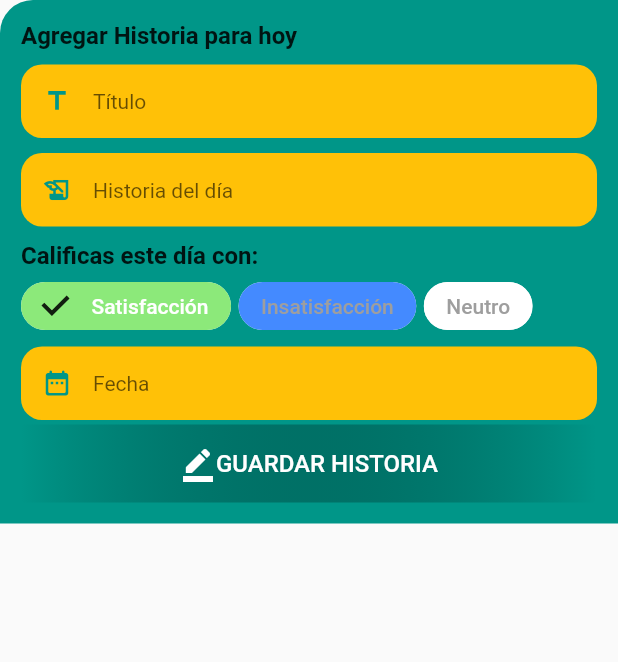
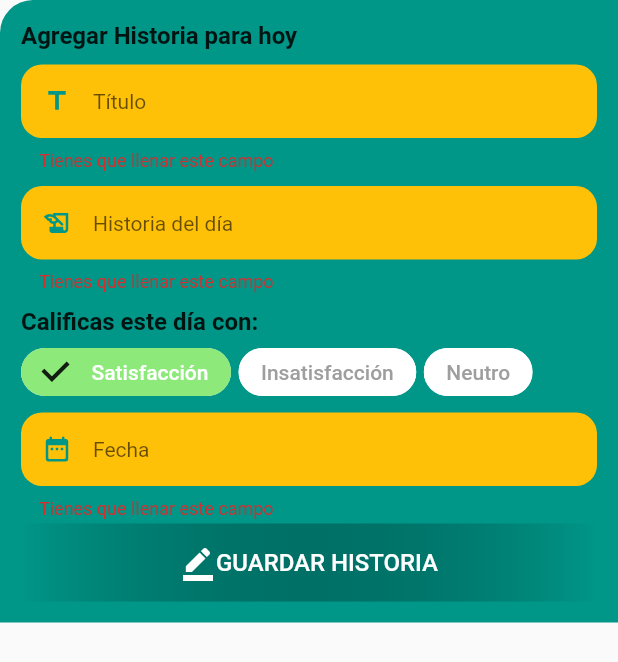
Before and after one commit to JF268/App_FirePsyc, a Flutter app: the HistoryWidgetForm widget shown alone on an empty page, opened directly, after a tap on "GUARDAR HISTORIA", on a phone screen of 412 x 824 dp. Shown: the top 662 px of the screen. Run offline on Flutter 3.47's test engine with Material 2 defaults, Android fonts, the phone set to English and light mode, and no system bars; our stand-ins replace cloud_firestore, firebase_core, google_fonts; accounts and stored records are empty.

```diff
--- a/lib/models/diary_model.dart
+++ b/lib/models/diary_model.dart
@@ -17,4 +17,11 @@ class ModelDiary{
       date: json["date"],
       state: json["state"],
   );
+
+  Map <String, dynamic>toJson()=>{
+    "title": title,
+    "history": history,
+    "date":date,
+    "state": state,
+};
 }
--- /dev/null
+++ b/lib/services/service_firestore.dart
@@ -0,0 +1,26 @@
+import 'package:cloud_firestore/cloud_firestore.dart';
+import 'package:psycjfapp/models/diary_model.dart';
+
+class ServiceFirestore{
+
+
+  //primero apuntamos a la colección de Firestore
+  String collection;
+
+  ServiceFirestore({required this.collection});
+  //objeto que apunta a Firebase de forma dinamica con la var 'collection'
+  late final CollectionReference historia = FirebaseFirestore.instance.collection('productividad');
+
+  //agregar
+  Future<String>addHistory(ModelDiary model) async{
+  DocumentReference documentReference = await historia.add(model.toJson());
+  String id = documentReference.id;
+  return id;
+  }
+
+
+  //eliminar
+
+
+  //actualizar
+}
--- a/lib/widgets/History_form_widget.dart
+++ b/lib/widgets/History_form_widget.dart
@@ -1,9 +1,10 @@
 import 'package:flutter/material.dart';
+import 'package:psycjfapp/models/diary_model.dart';
+import 'package:psycjfapp/services/service_firestore.dart';
 import 'package:psycjfapp/widgets/button_widget.dart';
 import 'package:psycjfapp/widgets/colors_diary.dart';
 import 'package:psycjfapp/widgets/divider_widget.dart';
 import 'package:psycjfapp/widgets/textfielf_form_widget.dart';
-
 
 class HistoryWidgetForm extends StatefulWidget {
   const HistoryWidgetForm({Key? key}) : super(key: key);
@@ -13,6 +14,10 @@ class HistoryWidgetForm extends StatefulWidget {
 }
 
 class _HistoryWidgetFormState extends State<HistoryWidgetForm> {
+
+  //
+
+
 //función para escoger fecha
 SelectDate() async{
   DateTime? datetime = await showDatePicker(
@@ -40,8 +45,9 @@ SelectDate() async{
           child: widget!,);
       }
   );
-
+  // Si datetime es diferente a nulo
   if(datetime != null){
+    //convertimos a string y extraemos solo 10 caracteres
     _dateController.text = datetime.toString().substring(0,10);
     setState(() {
 
@@ -49,6 +55,37 @@ SelectDate() async{
   }
 }
 
+//función para guardar historia para el diario
+  registerHistory(){
+  if(formKey.currentState!.validate()){
+   //
+    ModelDiary modelDiary = ModelDiary(
+        title: _tituloController.text,
+        history: _historyController.text,
+        date: _dateController.text,
+        state: stateSelected);
+    historyService.addHistory(modelDiary).then((value){
+      if(value.isNotEmpty){
+        //Mostrar mensaje de aprobación
+        Navigator.pop(context);
+        ScaffoldMessenger.of(context).showSnackBar(
+            SnackBar(
+              backgroundColor: Colors.teal,
+                content: Row(
+                children: [
+                  Icon(Icons.data_saver_on),
+                  Text("¡¡Añadido al diario!!"),
+                ],
+                )));
+      }
+    }).catchError((onError){
+      //
+    });
+  }
+  }
+
+final formKey = GlobalKey<FormState>();
+ServiceFirestore historyService = ServiceFirestore(collection: "productividad");
 final TextEditingController _tituloController = TextEditingController();
 final TextEditingController _historyController = TextEditingController();
 final TextEditingController _dateController = TextEditingController();
@@ -63,6 +100,8 @@ String stateSelected = "Satisfacción";
           color: Colors.teal,
           borderRadius: BorderRadius.only(topLeft: Radius.circular(22.0)),
         ),
+        child: Form(
+          key: formKey,
           child: Column(
             crossAxisAlignment: CrossAxisAlignment.start,
             mainAxisSize: MainAxisSize.min,
@@ -89,7 +128,7 @@ String stateSelected = "Satisfacción";
                 children: [
                   FilterChip(
                       selected: stateSelected == "Satisfacción",
-                    backgroundColor: Colors.blueAccent,
+                      backgroundColor: Colors.white,
                       padding: const EdgeInsets.symmetric(horizontal: 7.0),
                       selectedColor: categoryColor[stateSelected],
                       labelStyle: TextStyle(
@@ -101,7 +140,7 @@ String stateSelected = "Satisfacción";
                   }),
                   FilterChip(
                       selected: stateSelected == "Insatisfacción",
-                    backgroundColor: Colors.blueAccent,
+                      backgroundColor: Colors.white,
                       padding: const EdgeInsets.symmetric(horizontal: 7.0),
                       selectedColor: categoryColor[stateSelected],
                       labelStyle: TextStyle(
@@ -134,8 +173,11 @@ String stateSelected = "Satisfacción";
                   SelectDate();
                 },),
               divider3(),
-            ButtonW(),
+              ButtonW(onPressed:(){
+                registerHistory();
+              },),
             ],
+          ),
         )
     );
   }
--- a/lib/widgets/button_widget.dart
+++ b/lib/widgets/button_widget.dart
@@ -1,7 +1,9 @@
 import 'package:flutter/material.dart';
 
 class ButtonW extends StatelessWidget {
-  const ButtonW({Key? key}) : super(key: key);
+  Function onPressed;
+
+  ButtonW({required this.onPressed});
 
   @override
   Widget build(BuildContext context) {
@@ -28,6 +30,7 @@ class ButtonW extends StatelessWidget {
             ),
             onPressed: (){
               //TODO codigo para guardar historia
+              onPressed();
             }, child: Center(
           child: Row(
             mainAxisAlignment: MainAxisAlignment.center,
--- a/lib/widgets/textfielf_form_widget.dart
+++ b/lib/widgets/textfielf_form_widget.dart
@@ -17,7 +17,7 @@ class TextFieldHistory extends StatelessWidget {
   @override
 
   Widget build(BuildContext context) {
-    return TextField(
+    return TextFormField(
       controller: controller,
       onTap: onTap != null? (){onTap!();} : null,
       readOnly: onTap != null? true:false,
@@ -43,7 +43,21 @@ class TextFieldHistory extends StatelessWidget {
           borderRadius: BorderRadius.circular(14.0),
           borderSide: BorderSide.none,
         ),
+        errorBorder: OutlineInputBorder(
+          borderRadius: BorderRadius.circular(14.0),
+          borderSide: BorderSide.none,
+        ),
+        focusedErrorBorder: OutlineInputBorder(
+          borderRadius: BorderRadius.circular(14.0),
+          borderSide: BorderSide.none,
+        ),
       ),
+      validator: (String? value){
+        if(value != null && value.isEmpty){
+          return "Tienes que llenar este campo";
+        }
+        return null;
+      },
     );
   }
 }
```
Also changed, not shown: lib/pages/my_diary.dart (+6 -1 lines). Lines whose indentation alone changed are shown as unchanged.
